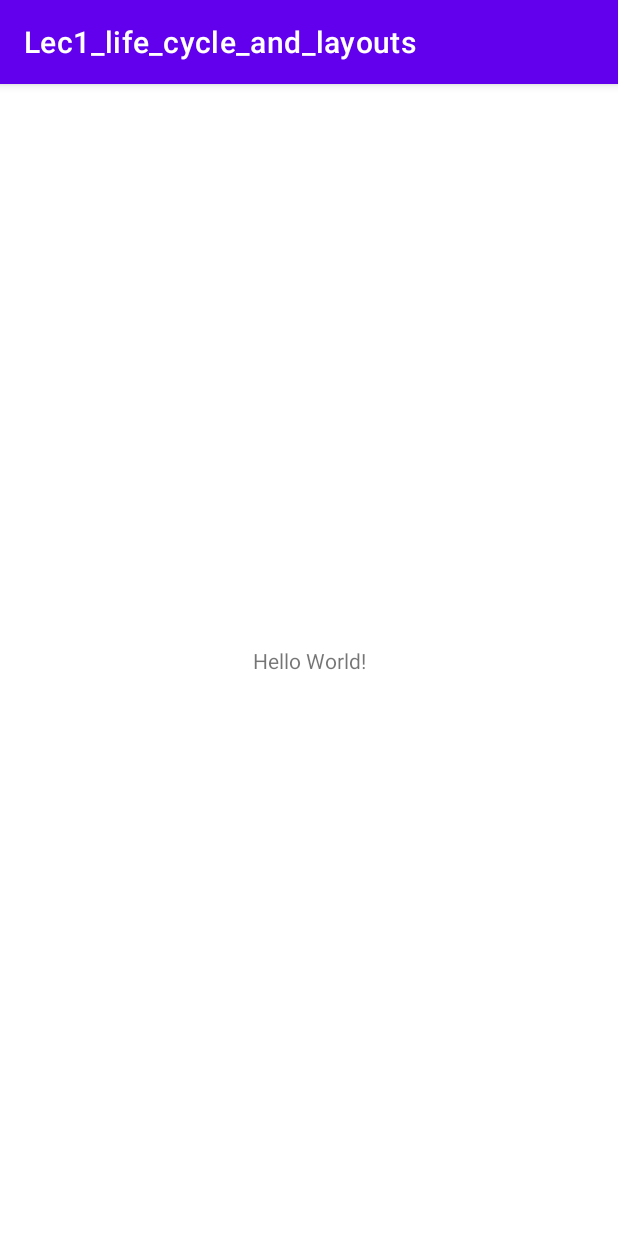
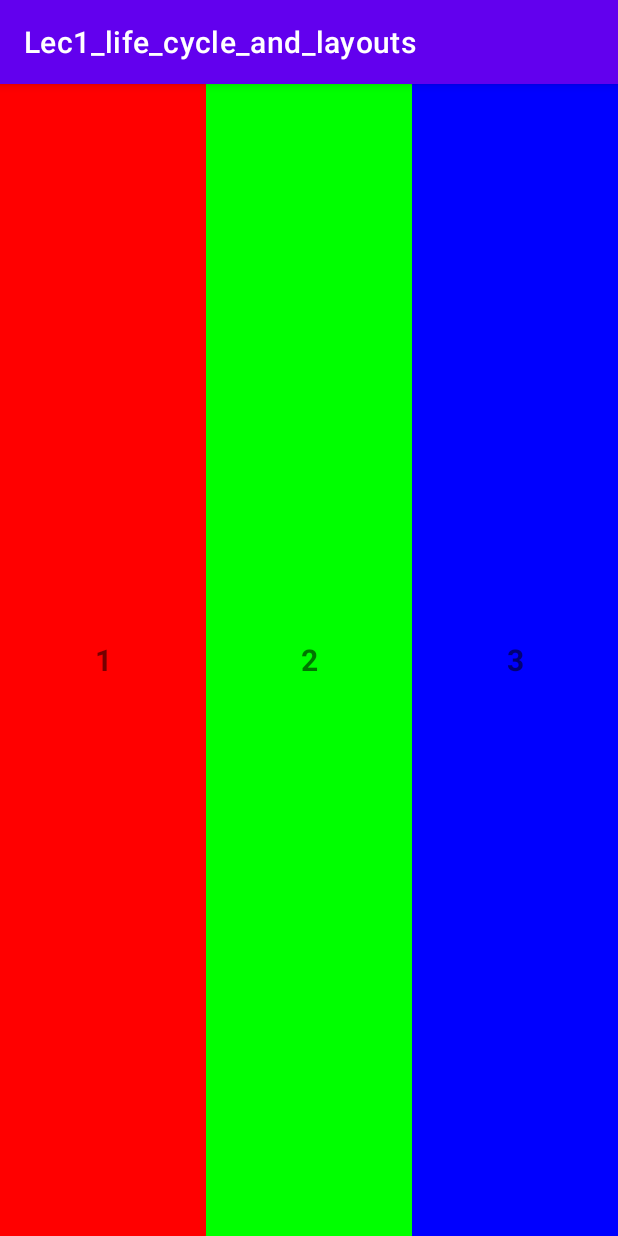
Before and after one commit to hassankhamis97/Lecture1_android_java, an Android app: the screen it shows after launch (MainActivity), on a phone screen of 412 x 824 dp. Run offline under Robolectric (Android 15) with nearby library versions, the phone set to English and light mode, and no system bars.

Commit message:
horizontal linear layout

```diff
--- a/app/src/main/java/com/hk/lec1/MainActivity.java
+++ b/app/src/main/java/com/hk/lec1/MainActivity.java
@@ -16,33 +16,4 @@ public class MainActivity extends AppCompatActivity {
         Log.d(TAG, "onCreate: ");
     }
 
-    @Override
-    protected void onStart() {
-        super.onStart();
-        Log.d(TAG, "onStart: ");
-    }
-
-    @Override
-    protected void onResume() {
-        super.onResume();
-        Log.d(TAG, "onResume: ");
-    }
-
-    @Override
-    protected void onPause() {
-        super.onPause();
-        Log.d(TAG, "onPause: ");
-    }
-
-    @Override
-    protected void onStop() {
-        super.onStop();
-        Log.d(TAG, "onStop: ");
-    }
-
-    @Override
-    protected void onDestroy() {
-        super.onDestroy();
-        Log.d(TAG, "onDestroy: ");
-    }
 }
--- a/app/src/main/res/layout/activity_main.xml
+++ b/app/src/main/res/layout/activity_main.xml
@@ -1,18 +1,53 @@
 <?xml version="1.0" encoding="utf-8"?>
-<androidx.constraintlayout.widget.ConstraintLayout xmlns:android="http://schemas.android.com/apk/res/android"
-    xmlns:app="http://schemas.android.com/apk/res-auto"
+<LinearLayout xmlns:android="http://schemas.android.com/apk/res/android"
     xmlns:tools="http://schemas.android.com/tools"
     android:layout_width="match_parent"
     android:layout_height="match_parent"
+    android:orientation="horizontal"
+    android:weightSum="3"
     tools:context=".MainActivity">
 
-    <TextView
+    <LinearLayout
         android:layout_width="wrap_content"
-        android:layout_height="wrap_content"
+        android:layout_height="match_parent"
         android:text="Hello World!"
-        app:layout_constraintBottom_toBottomOf="parent"
-        app:layout_constraintLeft_toLeftOf="parent"
-        app:layout_constraintRight_toRightOf="parent"
-        app:layout_constraintTop_toTopOf="parent" />
+        android:background="#F00"
+        android:layout_weight="1">
+        <TextView
+            android:layout_width="match_parent"
+            android:layout_height="match_parent"
+            android:text="1"
+            android:textStyle="bold"
+            android:textSize="20sp"
+            android:gravity="center"/>
+    </LinearLayout>
+    <LinearLayout
+        android:layout_width="wrap_content"
+        android:layout_height="match_parent"
+        android:text="Hello World!"
+        android:background="#0F0"
+        android:layout_weight="1">
+        <TextView
+            android:layout_width="match_parent"
+            android:layout_height="match_parent"
+            android:text="2"
+            android:textStyle="bold"
+            android:textSize="20sp"
+            android:gravity="center"/>
+    </LinearLayout>
+    <LinearLayout
+        android:layout_width="wrap_content"
+        android:layout_height="match_parent"
+        android:text="Hello World!"
+        android:background="#00F"
+        android:layout_weight="1">
+        <TextView
+            android:layout_width="match_parent"
+            android:layout_height="match_parent"
+            android:text="3"
+            android:textStyle="bold"
+            android:textSize="20sp"
+            android:gravity="center"/>
+    </LinearLayout>
 
-</androidx.constraintlayout.widget.ConstraintLayout>
+</LinearLayout>
```
